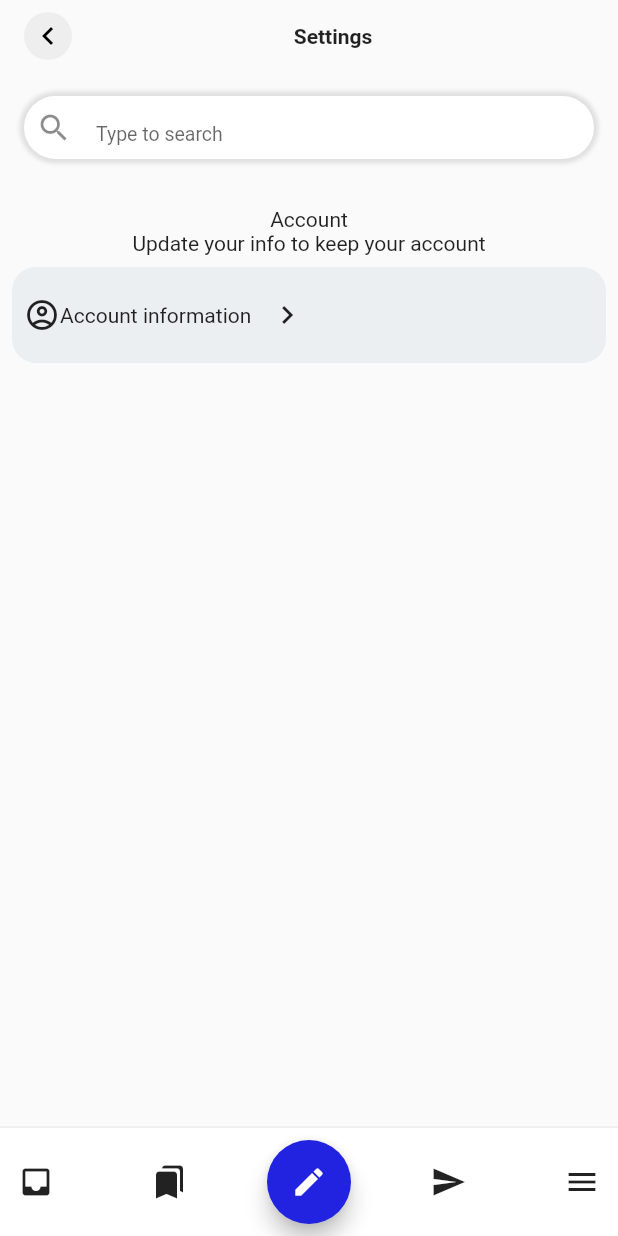
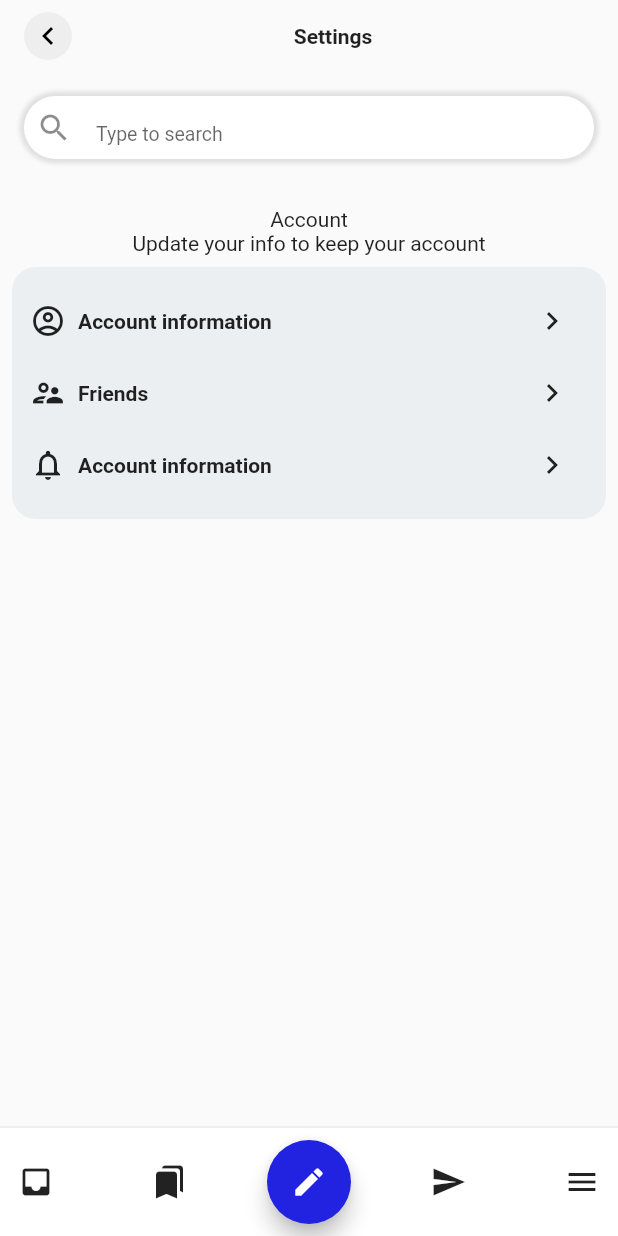
Before and after one commit to JAICHANGPARK/flutter_notebook_17th_story, a Flutter app: the screen it shows after launch, on a phone screen of 412 x 824 dp. Run offline on Flutter 3.47's test engine with Material 2 defaults, Android fonts, the phone set to English and light mode, and no system bars; our stand-ins replace badges, cached_network_image, fl_chart, flutter_riverpod, freezed_annotation, google_fonts and 3 more.

Commit message:
Update account_setting_home_page.dart

```diff
--- a/lib/ep1049_account_settings/src/ui/account_setting_home_page.dart
+++ b/lib/ep1049_account_settings/src/ui/account_setting_home_page.dart
@@ -68,15 +68,71 @@ class AccountSettingHomePage extends StatelessWidget {
                   Padding(
                     padding: const EdgeInsets.all(8.0),
                     child: Container(
-                      padding: EdgeInsets.all(8),
+                      padding: EdgeInsets.all(12),
                       decoration: BoxDecoration(color: Colors.blueGrey[50], borderRadius: BorderRadius.circular(16)),
                       child: Column(
                         children: [
                           Row(
                             children: [
                               Icon(Icons.account_circle_outlined),
-                              Text("Account information"),
-                              IconButton(onPressed: () {}, icon: Icon(Icons.keyboard_arrow_right))
+                              SizedBox(
+                                width: 8,
+                              ),
+                              Text(
+                                "Account information",
+                                style: TextStyle(
+                                  fontWeight: FontWeight.bold,
+                                ),
+                              ),
+                              Spacer(),
+                              IconButton(
+                                onPressed: () {},
+                                icon: Icon(
+                                  Icons.keyboard_arrow_right,
+                                ),
+                              )
+                            ],
+                          ),
+                          Row(
+                            children: [
+                              Icon(Icons.supervisor_account_outlined),
+                              SizedBox(
+                                width: 8,
+                              ),
+                              Text(
+                                "Friends",
+                                style: TextStyle(
+                                  fontWeight: FontWeight.bold,
+                                ),
+                              ),
+                              Spacer(),
+                              IconButton(
+                                onPressed: () {},
+                                icon: Icon(
+                                  Icons.keyboard_arrow_right,
+                                ),
+                              )
+                            ],
+                          ),
+                          Row(
+                            children: [
+                              Icon(Icons.notifications_outlined),
+                              SizedBox(
+                                width: 8,
+                              ),
+                              Text(
+                                "Account information",
+                                style: TextStyle(
+                                  fontWeight: FontWeight.bold,
+                                ),
+                              ),
+                              Spacer(),
+                              IconButton(
+                                onPressed: () {},
+                                icon: Icon(
+                                  Icons.keyboard_arrow_right,
+                                ),
+                              )
                             ],
                           )
                         ],
```
